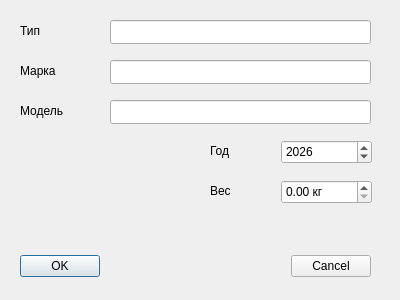
Above: VehicleAccountingSystem/VehicleDialog.ui from monte-v/VehicleAccountingSystem before the change. Below: the same form after it.
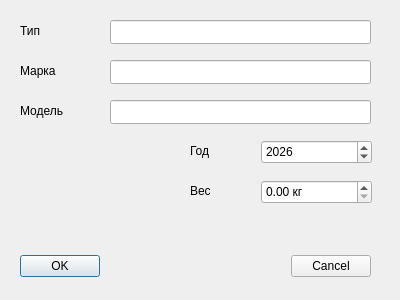
That is the form after the change.

Commit message: Установил иконку приложения. Добавлена возможность поиска записей по колонкам, а также всплывающие окна с предупреждениями

```diff
--- a/VehicleAccountingSystem/VehicleDialog.ui
+++ b/VehicleAccountingSystem/VehicleDialog.ui
@@ -202,9 +202,9 @@
   <widget class="QSpinBox" name="sbYear">
    <property name="geometry">
     <rect>
-     <x>281</x>
+     <x>261</x>
      <y>140</y>
-     <width>91</width>
+     <width>111</width>
      <height>24</height>
     </rect>
    </property>
@@ -227,7 +227,7 @@
   <widget class="QLabel" name="lYear">
    <property name="geometry">
     <rect>
-     <x>210</x>
+     <x>190</x>
      <y>140</y>
      <width>55</width>
      <height>21</height>
@@ -246,9 +246,9 @@
   <widget class="QDoubleSpinBox" name="dsbWeight">
    <property name="geometry">
     <rect>
-     <x>281</x>
+     <x>261</x>
      <y>180</y>
-     <width>91</width>
+     <width>111</width>
      <height>24</height>
     </rect>
    </property>
@@ -265,13 +265,13 @@
     <string> кг</string>
    </property>
    <property name="maximum">
-    <double>100000.000000000000000</double>
+    <double>1000000.000000000000000</double>
    </property>
   </widget>
   <widget class="QLabel" name="lWeight">
    <property name="geometry">
     <rect>
-     <x>210</x>
+     <x>190</x>
      <y>180</y>
      <width>55</width>
      <height>21</height>
```
The commit also changes 6 other files.
